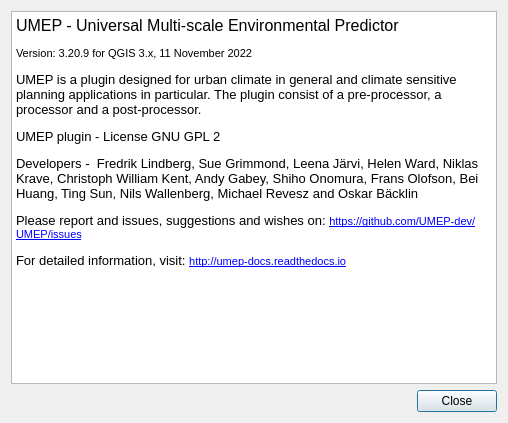
Qt form UMEP_about.ui (UMEP-dev/UMEP) before a commit.
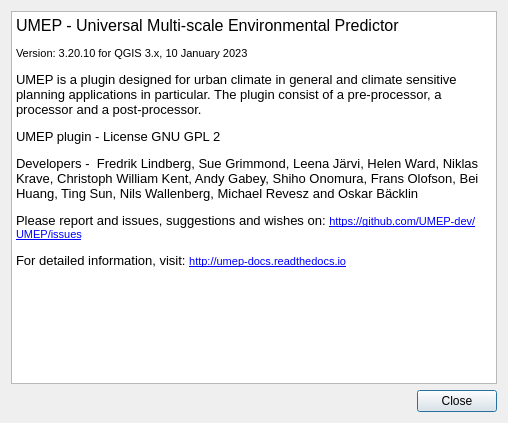
The same form after that commit.

```diff
--- a/UMEP_about.ui
+++ b/UMEP_about.ui
@@ -29,9 +29,9 @@
       <string>&lt;!DOCTYPE HTML PUBLIC &quot;-//W3C//DTD HTML 4.0//EN&quot; &quot;http://www.w3.org/TR/REC-html40/strict.dtd&quot;&gt;
 &lt;html&gt;&lt;head&gt;&lt;meta name=&quot;qrichtext&quot; content=&quot;1&quot; /&gt;&lt;style type=&quot;text/css&quot;&gt;
 p, li { white-space: pre-wrap; }
-&lt;/style&gt;&lt;/head&gt;&lt;body style=&quot; font-family:'MS Shell Dlg 2'; font-size:7.8pt; font-weight:400; font-style:normal;&quot;&gt;
+&lt;/style&gt;&lt;/head&gt;&lt;body style=&quot; font-family:'MS Shell Dlg 2'; font-size:8.25pt; font-weight:400; font-style:normal;&quot;&gt;
 &lt;p style=&quot; margin-top:0px; margin-bottom:0px; margin-left:0px; margin-right:0px; -qt-block-indent:0; text-indent:0px;&quot;&gt;&lt;span style=&quot; font-size:12pt;&quot;&gt;UMEP - Universal Multi-scale Environmental Predictor &lt;/span&gt;&lt;/p&gt;
-&lt;p style=&quot; margin-top:12px; margin-bottom:12px; margin-left:0px; margin-right:0px; -qt-block-indent:0; text-indent:0px;&quot;&gt;&lt;span style=&quot; font-size:8pt;&quot;&gt;Version: 3.20.9 for QGIS 3.x, 11 November 2022&lt;/span&gt;&lt;/p&gt;
+&lt;p style=&quot; margin-top:12px; margin-bottom:12px; margin-left:0px; margin-right:0px; -qt-block-indent:0; text-indent:0px;&quot;&gt;&lt;span style=&quot; font-size:8pt;&quot;&gt;Version: 3.20.10 for QGIS 3.x, 10 January 2023&lt;/span&gt;&lt;/p&gt;
 &lt;p style=&quot; margin-top:12px; margin-bottom:12px; margin-left:0px; margin-right:0px; -qt-block-indent:0; text-indent:0px;&quot;&gt;&lt;span style=&quot; font-size:10pt;&quot;&gt;UMEP is a plugin designed for urban climate in general and climate sensitive planning applications in particular. The plugin consist of a pre-processor, a processor and a post-processor.&lt;/span&gt;&lt;/p&gt;
 &lt;p style=&quot; margin-top:12px; margin-bottom:12px; margin-left:0px; margin-right:0px; -qt-block-indent:0; text-indent:0px;&quot;&gt;&lt;span style=&quot; font-size:10pt;&quot;&gt;UMEP plugin - License GNU GPL 2&lt;/span&gt;&lt;/p&gt;
 &lt;p style=&quot; margin-top:12px; margin-bottom:12px; margin-left:0px; margin-right:0px; -qt-block-indent:0; text-indent:0px;&quot;&gt;&lt;span style=&quot; font-size:10pt;&quot;&gt;Developers -  Fredrik Lindberg, Sue Grimmond, Leena Järvi, Helen Ward, Niklas Krave, Christoph William Kent, Andy Gabey, Shiho Onomura, Frans Olofson, Bei Huang, Ting Sun, Nils Wallenberg, Michael Revesz and Oskar Bäcklin&lt;/span&gt;&lt;/p&gt;
```
